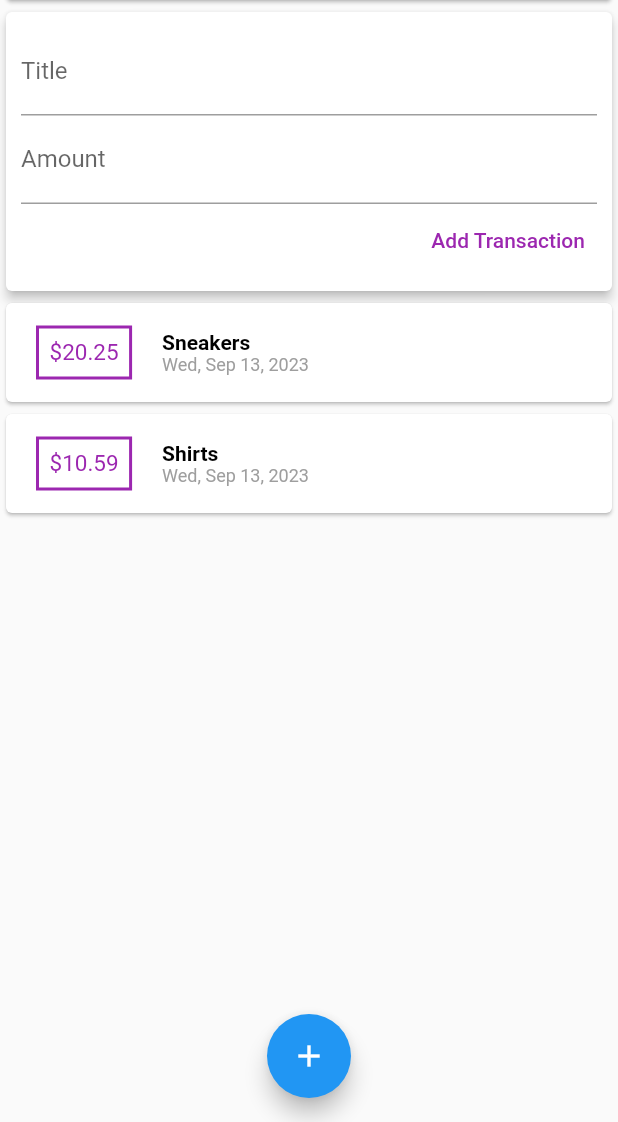
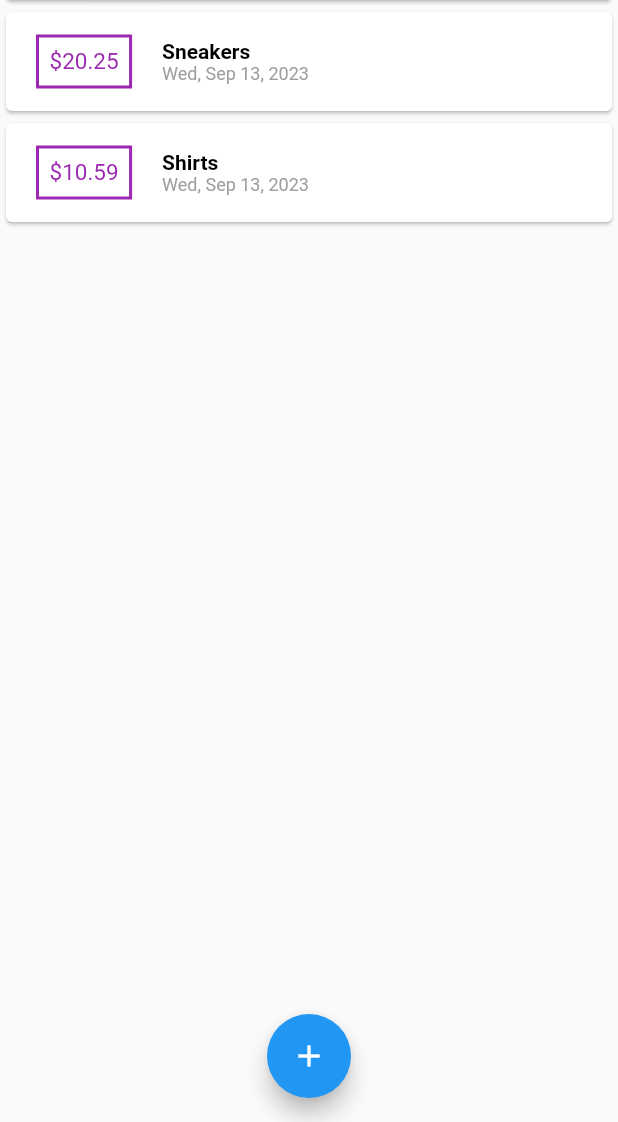
Before and after one commit to RichFlair/expenses-app, a Flutter app: the screen it shows after launch, on a phone screen of 412 x 824 dp, the part 114-1236 px from its top. Run offline on Flutter 3.47's test engine with Material 2 defaults, Android fonts, the phone set to English and light mode, and no system bars.

```diff
--- a/lib/main.dart
+++ b/lib/main.dart
@@ -1,6 +1,8 @@
 import 'package:flutter/material.dart';
 
-import 'package:expenses_tracker/widgets/user_transaction.dart';
+import 'package:expenses_tracker/models/transaction.dart';
+import 'package:expenses_tracker/widgets/new_transaction.dart';
+import 'package:expenses_tracker/widgets/transaction_list.dart';
 
 void main() {
   runApp(const MyApp());
@@ -19,8 +21,54 @@ class MyApp extends StatelessWidget {
   }
 }
 
-class MyHomePage extends StatelessWidget {
+class MyHomePage extends StatefulWidget {
   const MyHomePage({super.key});
+
+  @override
+  State<MyHomePage> createState() => _MyHomePageState();
+}
+
+class _MyHomePageState extends State<MyHomePage> {
+  final List<Transaction> _userTransactions = [
+    Transaction(
+      id: 't1',
+      title: 'Sneakers',
+      amount: 20.25,
+      date: DateTime.now(),
+    ),
+    Transaction(
+      id: 't2',
+      title: 'Shirts',
+      amount: 10.59,
+      date: DateTime.now(),
+    )
+  ];
+
+  void _addNewTransaction(String title, double amount) {
+    final newTransaction = Transaction(
+      id: DateTime.now().toString(),
+      title: title,
+      amount: amount,
+      date: DateTime.now(),
+    );
+
+    setState(() {
+      _userTransactions.add(newTransaction);
+    });
+  }
+
+  void _startAddNewTransaction(BuildContext ctx) {
+    showModalBottomSheet(
+      context: ctx,
+      builder: (_) {
+        return GestureDetector(
+          onTap: () {},
+          behavior: HitTestBehavior.opaque,
+          child: NewTransaction(addTx: _addNewTransaction),
+        );
+      },
+    );
+  }
 
   @override
   Widget build(BuildContext context) {
@@ -29,7 +77,7 @@ class MyHomePage extends StatelessWidget {
         title: const Text('Flutter App'),
         actions: [
           IconButton(
-            onPressed: () {},
+            onPressed: () => _startAddNewTransaction(context),
             icon: const Icon(Icons.add),
           )
         ],
@@ -46,13 +94,13 @@ class MyHomePage extends StatelessWidget {
                 child: const Text('CHARTS'),
               ),
             ),
-            const UserTransactions(),
+            TransactionList(transactions: _userTransactions),
           ],
         ),
       ),
       floatingActionButton: FloatingActionButton(
         child: const Icon(Icons.add),
-        onPressed: () {},
+        onPressed: () => _startAddNewTransaction(context),
       ),
       floatingActionButtonLocation: FloatingActionButtonLocation.centerFloat,
     );
--- a/lib/widgets/new_transaction.dart
+++ b/lib/widgets/new_transaction.dart
@@ -1,10 +1,10 @@
 import 'package:flutter/material.dart';
 
-class NewTransation extends StatelessWidget {
+class NewTransaction extends StatelessWidget {
   final Function addTx;
   final titleController = TextEditingController();
   final amountController = TextEditingController();
-  NewTransation({
+  NewTransaction({
     super.key,
     required this.addTx,
   });
--- a/lib/widgets/transaction_list.dart
+++ b/lib/widgets/transaction_list.dart
@@ -1,7 +1,7 @@
 import 'package:flutter/material.dart';
+import 'package:intl/intl.dart';
 
 import 'package:expenses_tracker/models/transaction.dart';
-import 'package:intl/intl.dart';
 
 class TransactionList extends StatelessWidget {
   final List<Transaction> transactions;
--- a/lib/widgets/user_transaction.dart
+++ /dev/null
@@ -1,52 +0,0 @@
-import 'package:flutter/material.dart';
-
-import 'package:expenses_tracker/models/transaction.dart';
-import 'package:expenses_tracker/widgets/new_transaction.dart';
-import 'package:expenses_tracker/widgets/transaction_list.dart';
-
-class UserTransactions extends StatefulWidget {
-  const UserTransactions({super.key});
-
-  @override
-  State<UserTransactions> createState() => _UserTransactionsState();
-}
-
-class _UserTransactionsState extends State<UserTransactions> {
-  final List<Transaction> _userTransactions = [
-    Transaction(
-      id: 't1',
-      title: 'Sneakers',
-      amount: 20.25,
-      date: DateTime.now(),
-    ),
-    Transaction(
-      id: 't2',
-      title: 'Shirts',
-      amount: 10.59,
-      date: DateTime.now(),
-    )
-  ];
-
-  void _addNewTransaction(String title, double amount) {
-    final newTransaction = Transaction(
-      id: DateTime.now().toString(),
-      title: title,
-      amount: amount,
-      date: DateTime.now(),
-    );
-
-    setState(() {
-      _userTransactions.add(newTransaction);
-    });
-  }
-
-  @override
-  Widget build(BuildContext context) {
-    return Column(
-      children: [
-        NewTransation(addTx: _addNewTransaction),
-        TransactionList(transactions: _userTransactions),
-      ],
-    );
-  }
-}
```
